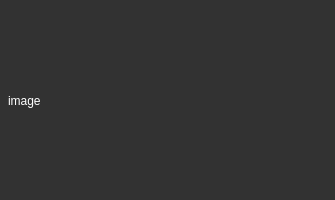
Qt form src/cinemacard.ui (dimkashelk/SimpleKinopoiskQt) before a commit.
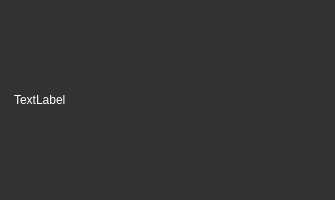
The same form after that commit.

The edit to the form file:
```diff
--- a/src/cinemacard.ui
+++ b/src/cinemacard.ui
@@ -16,7 +16,7 @@
   <property name="styleSheet">
    <string notr="true">QFrame {
 	border-radius: 25px;
-    padding: 5px;
+	padding: -10px;
 	background-color: rgb(50, 50, 50);
 }
 
@@ -37,19 +37,15 @@
 	background-color: rgb(70, 70, 70);
 }</string>
   </property>
-  <widget class="QLabel" name="image">
-   <property name="geometry">
-    <rect>
-     <x>0</x>
-     <y>0</y>
-     <width>341</width>
-     <height>201</height>
-    </rect>
-   </property>
+  <layout class="QHBoxLayout" name="horizontalLayout">
+   <item>
+    <widget class="QLabel" name="label">
    <property name="text">
-    <string>image</string>
-   </property>
-  </widget>
+      <string>TextLabel</string>
+     </property>
+    </widget>
+   </item>
+  </layout>
  </widget>
  <resources/>
  <connections/>
```
Lines whose indentation alone changed are shown as unchanged.
